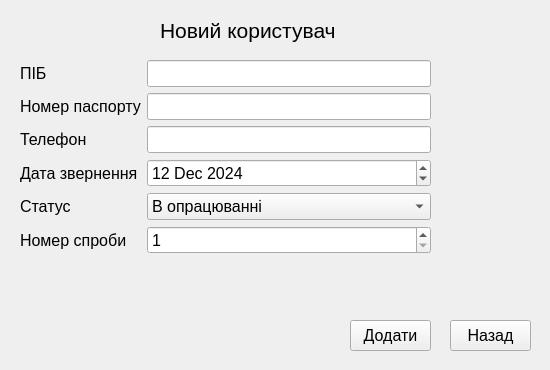
First picture: the form in add_user.ui, repository Anduine/MVSCenter, before the edit.
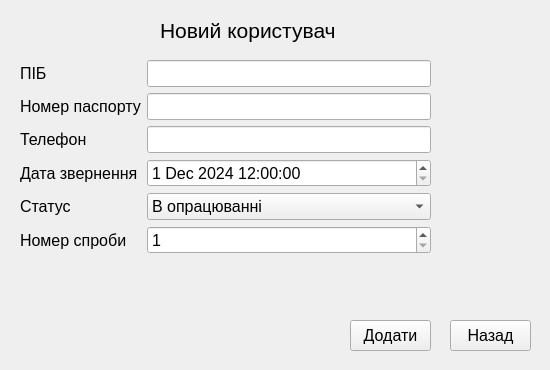
Second picture: the form after the edit.

Commit message: Add architecture of the registration, user, manager window.

Patch:
```diff
--- a/add_user.ui
+++ b/add_user.ui
@@ -133,25 +133,6 @@
       </property>
      </widget>
     </item>
-    <item row="3" column="1">
-     <widget class="QDateEdit" name="dateEdit">
-      <property name="font">
-       <font>
-        <pointsize>12</pointsize>
-       </font>
-      </property>
-      <property name="dateTime">
-       <datetime>
-        <hour>6</hour>
-        <minute>0</minute>
-        <second>0</second>
-        <year>2024</year>
-        <month>12</month>
-        <day>12</day>
-       </datetime>
-      </property>
-     </widget>
-    </item>
     <item row="4" column="0">
      <widget class="QLabel" name="label_6">
       <property name="font">
@@ -212,6 +193,20 @@
       </item>
      </widget>
     </item>
+    <item row="3" column="1">
+     <widget class="QDateTimeEdit" name="dateTimeEdit">
+      <property name="dateTime">
+       <datetime>
+        <hour>12</hour>
+        <minute>0</minute>
+        <second>0</second>
+        <year>2024</year>
+        <month>12</month>
+        <day>1</day>
+       </datetime>
+      </property>
+     </widget>
+    </item>
    </layout>
   </widget>
   <widget class="QPushButton" name="pushButtonAccept">
```
Left out of the diff: 3 changed lines with no effect on the pictures. The commit also changes 18 other files.
